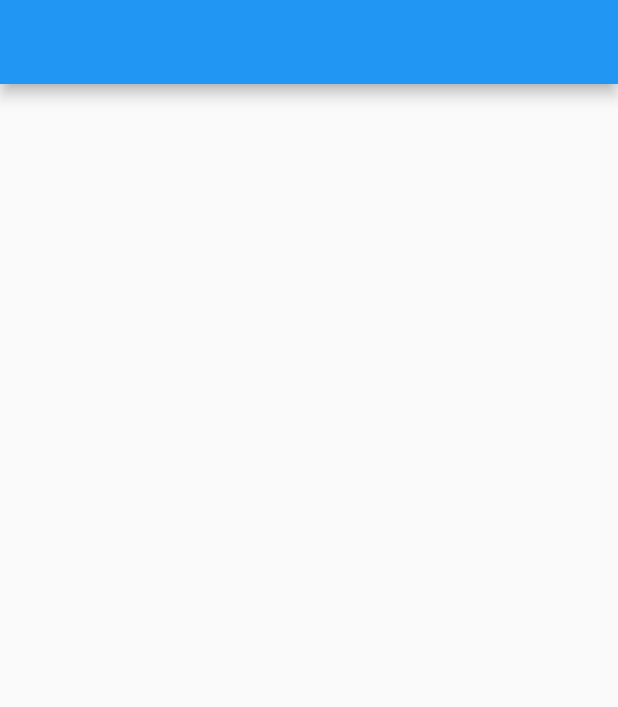
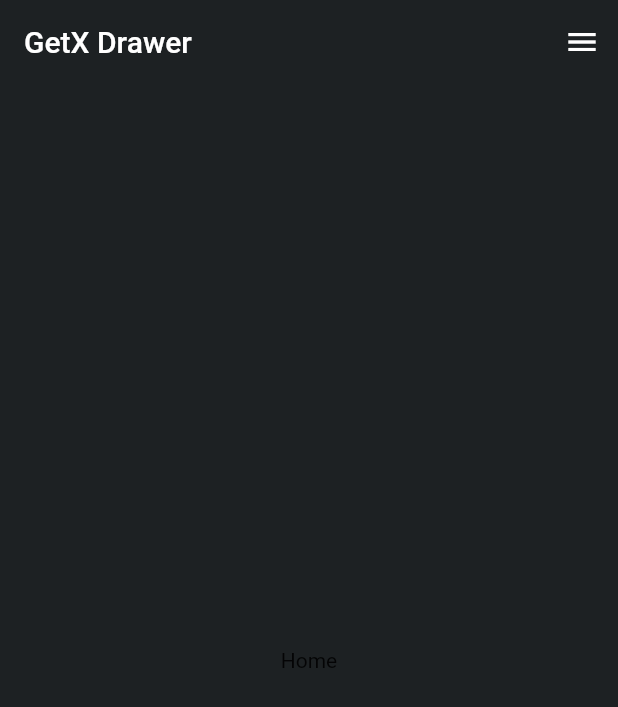
Before and after one commit to cookkiees/flutter_UI_music_responsive__app, a Flutter app: the screen it shows after launch, on a phone screen of 412 x 824 dp. Shown: the top 707 px of the screen. Run offline on Flutter 3.47's test engine with Material 2 defaults, Android fonts, the light colour scheme and no system bars; our stand-ins replace flutter_svg, get.

Commit message:
features mobile

```diff
--- /dev/null
+++ b/lib/app/modules/mobile/mobile_binding.dart
@@ -0,0 +1,11 @@
+import 'package:flutter_music_responsive_app/app/modules/web/web_controller.dart';
+import 'package:get/get.dart';
+
+import 'mobile_controller.dart';
+
+class MobileBinding implements Bindings {
+  @override
+  void dependencies() {
+    Get.put(MobileController());
+  }
+}
--- /dev/null
+++ b/lib/app/modules/mobile/mobile_controller.dart
@@ -0,0 +1,23 @@
+import 'package:get/get.dart';
+
+class MobileController extends GetxController {
+  var selectedIndex = 0.obs;
+
+  List<String> icons = [
+    "assets/icons/playlist.svg",
+    "assets/icons/playlist.svg",
+    "assets/icons/radio.svg",
+    "assets/icons/videos.svg",
+    "assets/icons/profile.svg",
+    "assets/icons/Logout.svg",
+  ];
+
+  List<String> title = [
+    "Home",
+    "My Collections",
+    "Radio",
+    "Videos",
+    "Profile",
+    "Logout",
+  ];
+}
--- a/lib/app/modules/mobile/mobile_screen.dart
+++ b/lib/app/modules/mobile/mobile_screen.dart
@@ -1,12 +1,43 @@
 import 'package:flutter/material.dart';
+import 'package:flutter_music_responsive_app/app/utils/my_colors.dart';
+import 'package:flutter_svg/svg.dart';
+import 'package:get/get.dart';
 
-class MobileScaffold extends StatelessWidget {
-  const MobileScaffold({super.key});
+import 'mobile_controller.dart';
+
+class MobileScreen extends GetView<MobileController> {
+  const MobileScreen({super.key});
 
   @override
   Widget build(BuildContext context) {
     return Scaffold(
-      appBar: AppBar(),
+      backgroundColor: MyColors.backgrundColor,
+      appBar: AppBar(
+        elevation: 0,
+        backgroundColor: MyColors.backgrundColor,
+        title: const Text("GetX Drawer"),
+      ),
+      endDrawer: Drawer(
+        backgroundColor: MyColors.backgrundColor,
+        child: ListView.builder(
+          itemCount: controller.icons.length,
+          itemBuilder: (context, index) {
+            return ListTile(
+              leading: SvgPicture.asset(controller.icons[index]),
+              title: Text(controller.title[index]),
+              selected: index == controller.selectedIndex.value,
+              onTap: () {
+                controller.selectedIndex.value = index;
+                Get.back();
+              },
+            );
+          },
+        ),
+      ),
+      body: Center(
+        child:
+            Obx(() => Text(controller.title[controller.selectedIndex.value])),
+      ),
     );
   }
 }
--- a/lib/app/modules/web/home/home_binding.dart
+++ /dev/null
@@ -1,9 +0,0 @@
-import 'package:flutter_music_responsive_app/app/modules/web/home/home_controller.dart';
-import 'package:get/get.dart';
-
-class HomeBinding implements Bindings {
-  @override
-  void dependencies() {
-    Get.put(HomeController());
-  }
-}
--- a/lib/app/modules/web/home/home_controller.dart
+++ /dev/null
@@ -1,3 +0,0 @@
-import 'package:get/get.dart';
-
-class HomeController extends GetxController {}
--- a/lib/app/modules/web/home/home_screen.dart
+++ /dev/null
@@ -1,12 +0,0 @@
-import 'package:flutter/material.dart';
-import 'package:flutter_music_responsive_app/app/modules/web/home/home_controller.dart';
-import 'package:get/get.dart';
-
-class HomeScreen extends GetView<HomeController> {
-  const HomeScreen({super.key});
-
-  @override
-  Widget build(BuildContext context) {
-    return Container();
-  }
-}
--- /dev/null
+++ b/lib/app/modules/web/views/web_home/web_home_screen.dart
@@ -0,0 +1,13 @@
+import 'package:flutter/material.dart';
+import 'package:get/get.dart';
+
+import '../../web_controller.dart';
+
+class WebHomeScreen extends GetView<WebController> {
+  const WebHomeScreen({super.key});
+
+  @override
+  Widget build(BuildContext context) {
+    return Container();
+  }
+}
--- a/lib/app/modules/web/web_screen.dart
+++ b/lib/app/modules/web/web_screen.dart
@@ -1,14 +1,15 @@
 import 'package:flutter/material.dart';
-import 'package:flutter_music_responsive_app/app/config/size_config.dart';
-import 'package:flutter_music_responsive_app/app/utils/my_colors.dart';
+
 import 'package:flutter_svg/svg.dart';
 
 import 'package:get/get.dart';
 
+import '../../config/size_config.dart';
+import '../../utils/my_colors.dart';
 import 'web_controller.dart';
 
-class WebScaffold extends GetView<WebController> {
-  const WebScaffold({super.key});
+class WebScreen extends GetView<WebController> {
+  const WebScreen({super.key});
 
   @override
   Widget build(BuildContext context) {
--- a/lib/app/router/app_pages.dart
+++ b/lib/app/router/app_pages.dart
@@ -1,23 +1,27 @@
-import 'package:flutter_music_responsive_app/app/modules/web/home/home_binding.dart';
-import 'package:flutter_music_responsive_app/app/modules/web/home/home_screen.dart';
 import 'package:get/get.dart';
+import '../modules/mobile/mobile_binding.dart';
+import '../modules/mobile/mobile_screen.dart';
 import '../modules/web/web_binding.dart';
+import '../modules/web/views/web_home/web_home_screen.dart';
 import '../modules/web/web_screen.dart';
 import 'app_routers.dart';
 
 class AppPages {
-  static const initial = AppRouters.webScaffold;
-
   static final routes = [
     GetPage(
-      name: AppRouters.webScaffold,
-      page: () => const WebScaffold(),
+      name: AppRouters.webScreen,
+      page: () => const WebScreen(),
       binding: WebBinding(),
     ),
     GetPage(
       name: AppRouters.webHome,
-      page: () => const HomeScreen(),
-      binding: HomeBinding(),
+      page: () => const WebHomeScreen(),
+      binding: WebBinding(),
+    ),
+    GetPage(
+      name: AppRouters.mobileScreen,
+      page: () => const MobileScreen(),
+      binding: MobileBinding(),
     ),
   ];
 }
--- a/lib/app/router/app_routers.dart
+++ b/lib/app/router/app_routers.dart
@@ -1,6 +1,6 @@
 abstract class AppRouters {
   static const initial = '/';
-  static const webScaffold = '/webScaffold';
+  static const webScreen = '/webScreen';
   static const webHome = '/webHome';
-  static const mobileScaffold = '/mobileScaffold';
+  static const mobileScreen = '/mobileScreen';
 }
--- a/lib/app/services/api_service_binding.dart
+++ b/lib/app/services/api_service_binding.dart
@@ -1,3 +1,5 @@
+import 'package:flutter_music_responsive_app/app/modules/mobile/mobile_controller.dart';
+import 'package:flutter_music_responsive_app/app/modules/web/web_controller.dart';
 import 'package:get/get.dart';
 import 'api_service.dart';
 
@@ -5,5 +7,7 @@ class ApiServiceBinding extends Bindings {
   @override
   void dependencies() {
     Get.lazyPut(() => ApiService());
+    Get.lazyPut(() => WebController());
+    Get.lazyPut(() => MobileController());
   }
 }
--- a/lib/main.dart
+++ b/lib/main.dart
@@ -1,8 +1,8 @@
 import 'package:flutter/material.dart';
-import 'package:flutter_music_responsive_app/app/modules/mobile/mobile_screen.dart';
-import 'package:flutter_music_responsive_app/app/modules/responsive/responsive_layout.dart';
-import 'package:flutter_music_responsive_app/app/modules/web/web_screen.dart';
 import 'package:get/get.dart';
+import 'app/modules/mobile/mobile_screen.dart';
+import 'app/modules/responsive/responsive_layout.dart';
+import 'app/modules/web/web_screen.dart';
 import 'app/router/app_pages.dart';
 import 'app/services/api_service_binding.dart';
 
@@ -21,8 +21,8 @@ class MyApp extends StatelessWidget {
         appBarTheme: const AppBarTheme(),
       ),
       home: const ResponsiveLayout(
-        mobileScaffold: MobileScaffold(),
-        desktopScaffold: WebScaffold(),
+        mobileScaffold: MobileScreen(),
+        desktopScaffold: WebScreen(),
       ),
       initialBinding: ApiServiceBinding(),
       getPages: AppPages.routes,
```
Also changed, not shown: assets/icons/Home.svg, assets/icons/menu 1.svg (added), 107 other files.
